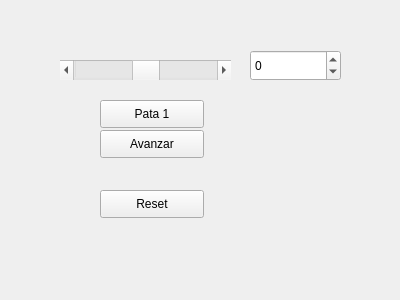
Old version of the form HexapodController/src/mainUI.ui in the repository DaniGuille/RoboticaAvanzada.
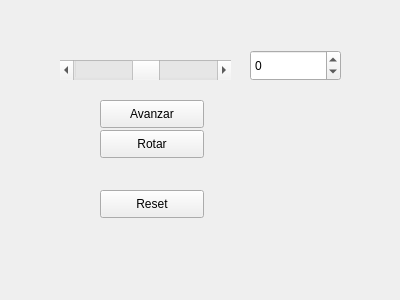
New version of the form.

```diff
--- a/HexapodController/src/mainUI.ui
+++ b/HexapodController/src/mainUI.ui
@@ -58,7 +58,7 @@
     </rect>
    </property>
    <property name="text">
-    <string>Pata 1</string>
+    <string>Avanzar</string>
    </property>
   </widget>
   <widget class="QPushButton" name="legButton2">
@@ -71,7 +71,7 @@
     </rect>
    </property>
    <property name="text">
-    <string>Avanzar</string>
+    <string>Rotar</string>
    </property>
    <property name="checkable">
     <bool>true</bool>
```
